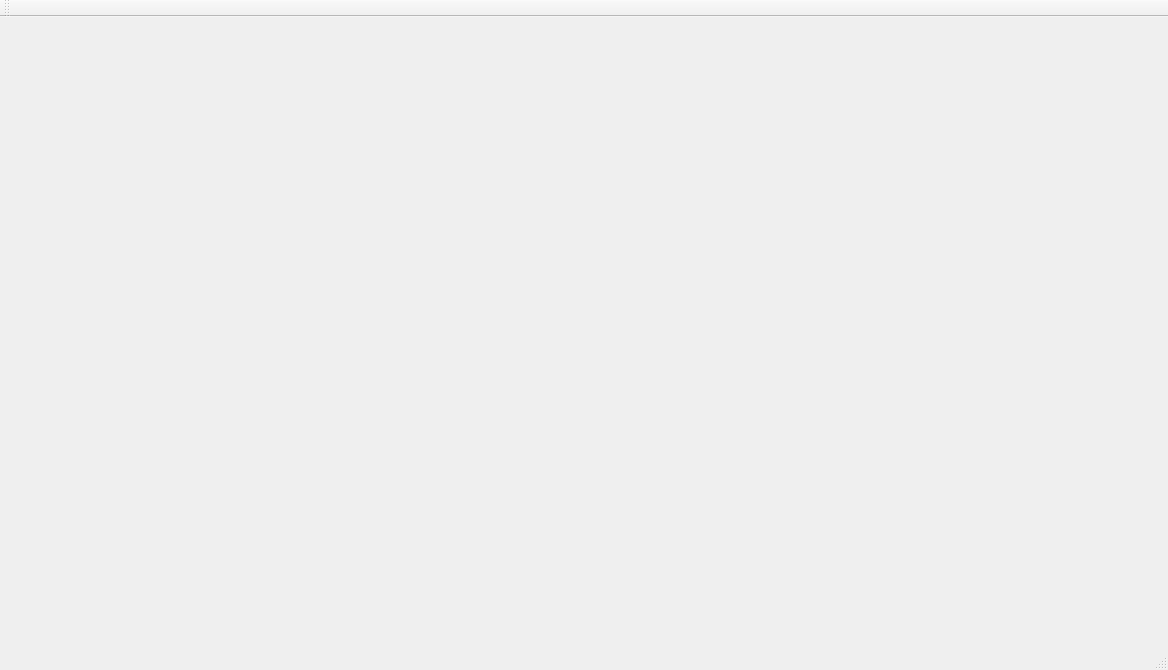
Above: sandbox.ui from azar923/sandboxQt before the change. Below: the same form after it.
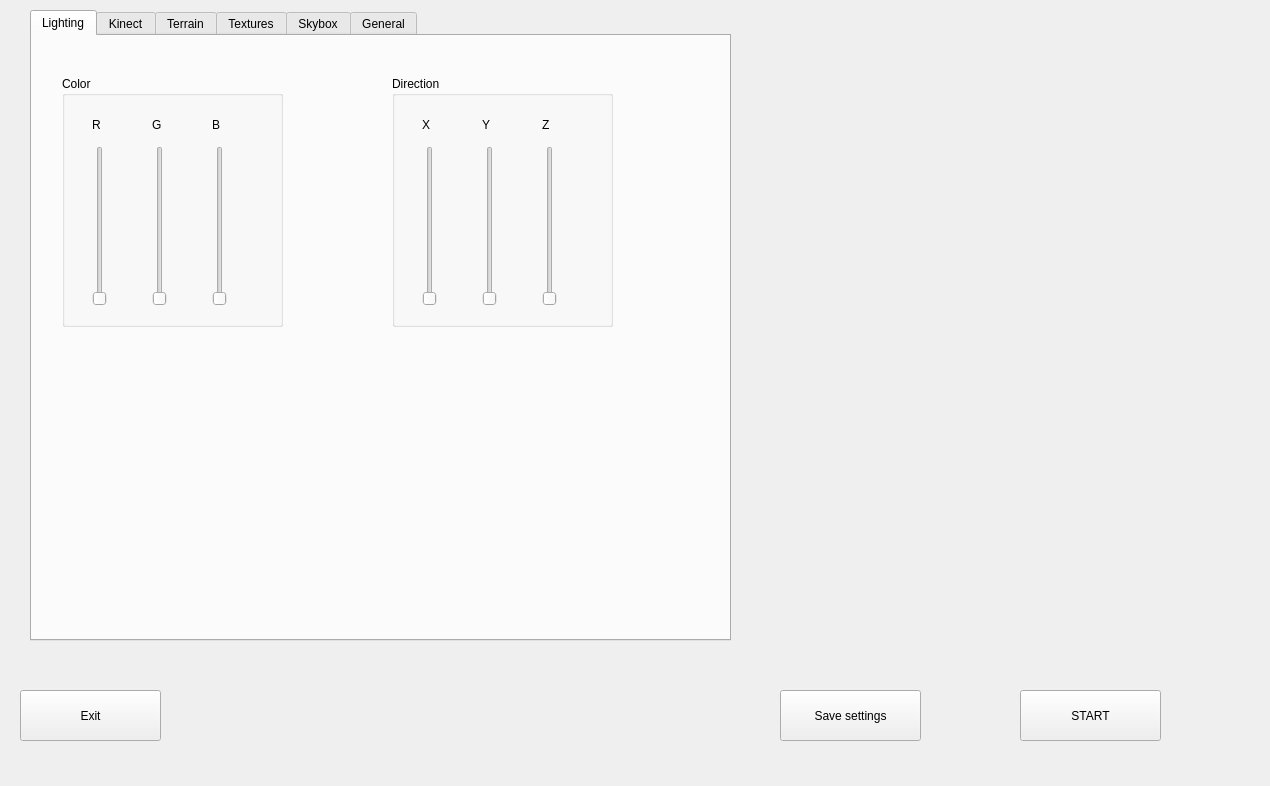
That is the form after the change. The open tabs and pages were chosen to show the change. Custom widgets are drawn as their Qt base class.

```diff
--- a/sandbox.ui
+++ b/sandbox.ui
@@ -6,8 +6,8 @@
    <rect>
     <x>0</x>
     <y>0</y>
-    <width>1168</width>
-    <height>670</height>
+    <width>1270</width>
+    <height>786</height>
    </rect>
   </property>
   <property name="windowTitle">
@@ -17,33 +17,418 @@
    <widget class="SandboxWidget" name="widget" native="true">
     <property name="geometry">
      <rect>
-      <x>390</x>
-      <y>20</y>
-      <width>750</width>
-      <height>500</height>
+      <x>780</x>
+      <y>40</y>
+      <width>380</width>
+      <height>280</height>
      </rect>
     </property>
    </widget>
+   <widget class="QLabel" name="label">
+    <property name="geometry">
+     <rect>
+      <x>780</x>
+      <y>350</y>
+      <width>380</width>
+      <height>280</height>
+     </rect>
+    </property>
+    <property name="autoFillBackground">
+     <bool>true</bool>
+    </property>
+    <property name="text">
+     <string/>
+    </property>
+   </widget>
+   <widget class="QTabWidget" name="tabWidget">
+    <property name="geometry">
+     <rect>
+      <x>30</x>
+      <y>10</y>
+      <width>701</width>
+      <height>631</height>
+     </rect>
+    </property>
+    <property name="currentIndex">
+     <number>1</number>
+    </property>
+    <widget class="QWidget" name="Lighting">
+     <attribute name="title">
+      <string>Lighting</string>
+     </attribute>
+     <widget class="QGroupBox" name="color">
+      <property name="geometry">
+       <rect>
+        <x>30</x>
+        <y>40</y>
+        <width>221</width>
+        <height>251</height>
+       </rect>
+      </property>
+      <property name="title">
+       <string>Color</string>
+      </property>
+      <widget class="QSlider" name="color_R">
+       <property name="geometry">
+        <rect>
+         <x>30</x>
+         <y>70</y>
+         <width>16</width>
+         <height>160</height>
+        </rect>
+       </property>
+       <property name="orientation">
+        <enum>Qt::Vertical</enum>
+       </property>
+      </widget>
+      <widget class="QSlider" name="color_G">
+       <property name="geometry">
+        <rect>
+         <x>90</x>
+         <y>70</y>
+         <width>16</width>
+         <height>160</height>
+        </rect>
+       </property>
+       <property name="orientation">
+        <enum>Qt::Vertical</enum>
+       </property>
+      </widget>
+      <widget class="QSlider" name="color_B">
+       <property name="geometry">
+        <rect>
+         <x>150</x>
+         <y>70</y>
+         <width>16</width>
+         <height>160</height>
+        </rect>
+       </property>
+       <property name="orientation">
+        <enum>Qt::Vertical</enum>
+       </property>
+      </widget>
+      <widget class="QLabel" name="color_label_R">
+       <property name="geometry">
+        <rect>
+         <x>30</x>
+         <y>40</y>
+         <width>16</width>
+         <height>17</height>
+        </rect>
+       </property>
+       <property name="text">
+        <string>R</string>
+       </property>
+      </widget>
+      <widget class="QLabel" name="color_label_G">
+       <property name="geometry">
+        <rect>
+         <x>90</x>
+         <y>40</y>
+         <width>16</width>
+         <height>17</height>
+        </rect>
+       </property>
+       <property name="text">
+        <string>G</string>
+       </property>
+      </widget>
+      <widget class="QLabel" name="color_label_B">
+       <property name="geometry">
+        <rect>
+         <x>150</x>
+         <y>40</y>
+         <width>16</width>
+         <height>17</height>
+        </rect>
+       </property>
+       <property name="text">
+        <string>B</string>
+       </property>
+      </widget>
+     </widget>
+     <widget class="QGroupBox" name="Direction">
+      <property name="geometry">
+       <rect>
+        <x>360</x>
+        <y>40</y>
+        <width>221</width>
+        <height>251</height>
+       </rect>
+      </property>
+      <property name="title">
+       <string>Direction</string>
+      </property>
+      <widget class="QSlider" name="direction_X">
+       <property name="geometry">
+        <rect>
+         <x>30</x>
+         <y>70</y>
+         <width>16</width>
+         <height>160</height>
+        </rect>
+       </property>
+       <property name="orientation">
+        <enum>Qt::Vertical</enum>
+       </property>
+      </widget>
+      <widget class="QSlider" name="direction_Y">
+       <property name="geometry">
+        <rect>
+         <x>90</x>
+         <y>70</y>
+         <width>16</width>
+         <height>160</height>
+        </rect>
+       </property>
+       <property name="orientation">
+        <enum>Qt::Vertical</enum>
+       </property>
+      </widget>
+      <widget class="QSlider" name="direction_Z">
+       <property name="geometry">
+        <rect>
+         <x>150</x>
+         <y>70</y>
+         <width>16</width>
+         <height>160</height>
+        </rect>
+       </property>
+       <property name="orientation">
+        <enum>Qt::Vertical</enum>
+       </property>
+      </widget>
+      <widget class="QLabel" name="direction_label_Y">
+       <property name="geometry">
+        <rect>
+         <x>90</x>
+         <y>40</y>
+         <width>16</width>
+         <height>17</height>
+        </rect>
+       </property>
+       <property name="text">
+        <string>Y</string>
+       </property>
+      </widget>
+      <widget class="QLabel" name="direction_label_Z">
+       <property name="geometry">
+        <rect>
+         <x>150</x>
+         <y>40</y>
+         <width>16</width>
+         <height>17</height>
+        </rect>
+       </property>
+       <property name="text">
+        <string>Z</string>
+       </property>
+      </widget>
+      <widget class="QLabel" name="direction_label_X">
+       <property name="geometry">
+        <rect>
+         <x>30</x>
+         <y>40</y>
+         <width>16</width>
+         <height>17</height>
+        </rect>
+       </property>
+       <property name="text">
+        <string>X</string>
+       </property>
+      </widget>
+     </widget>
+    </widget>
+    <widget class="QWidget" name="Kinect">
+     <attribute name="title">
+      <string>Kinect</string>
+     </attribute>
+     <widget class="QComboBox" name="resolution">
+      <property name="geometry">
+       <rect>
+        <x>160</x>
+        <y>30</y>
+        <width>111</width>
+        <height>25</height>
+       </rect>
+      </property>
+      <item>
+       <property name="text">
+        <string>320x240</string>
+       </property>
+      </item>
+      <item>
+       <property name="text">
+        <string>640x480</string>
+       </property>
+      </item>
+     </widget>
+     <widget class="QLabel" name="resolution_label">
+      <property name="geometry">
+       <rect>
+        <x>20</x>
+        <y>30</y>
+        <width>81</width>
+        <height>17</height>
+       </rect>
+      </property>
+      <property name="text">
+       <string>Resolution</string>
+      </property>
+     </widget>
+     <widget class="QCheckBox" name="mirroring">
+      <property name="geometry">
+       <rect>
+        <x>20</x>
+        <y>90</y>
+        <width>91</width>
+        <height>23</height>
+       </rect>
+      </property>
+      <property name="text">
+       <string>Mirroring</string>
+      </property>
+     </widget>
+     <widget class="QSlider" name="minHeight">
+      <property name="geometry">
+       <rect>
+        <x>160</x>
+        <y>160</y>
+        <width>271</width>
+        <height>16</height>
+       </rect>
+      </property>
+      <property name="orientation">
+       <enum>Qt::Horizontal</enum>
+      </property>
+     </widget>
+     <widget class="QLabel" name="minHeight_label">
+      <property name="geometry">
+       <rect>
+        <x>20</x>
+        <y>160</y>
+        <width>121</width>
+        <height>17</height>
+       </rect>
+      </property>
+      <property name="text">
+       <string>Minimum height</string>
+      </property>
+     </widget>
+     <widget class="QLabel" name="maxHeight_label">
+      <property name="geometry">
+       <rect>
+        <x>20</x>
+        <y>210</y>
+        <width>121</width>
+        <height>17</height>
+       </rect>
+      </property>
+      <property name="text">
+       <string>Maximum height</string>
+      </property>
+     </widget>
+     <widget class="QSlider" name="maxHeight">
+      <property name="geometry">
+       <rect>
+        <x>160</x>
+        <y>210</y>
+        <width>271</width>
+        <height>16</height>
+       </rect>
+      </property>
+      <property name="orientation">
+       <enum>Qt::Horizontal</enum>
+      </property>
+     </widget>
+     <widget class="QLabel" name="minHeightValue">
+      <property name="geometry">
+       <rect>
+        <x>470</x>
+        <y>160</y>
+        <width>61</width>
+        <height>17</height>
+       </rect>
+      </property>
+      <property name="text">
+       <string/>
+      </property>
+     </widget>
+     <widget class="QLabel" name="maxHeightValue">
+      <property name="geometry">
+       <rect>
+        <x>470</x>
+        <y>210</y>
+        <width>61</width>
+        <height>17</height>
+       </rect>
+      </property>
+      <property name="text">
+       <string/>
+      </property>
+     </widget>
+    </widget>
+    <widget class="QWidget" name="Terrain">
+     <attribute name="title">
+      <string>Terrain</string>
+     </attribute>
+    </widget>
+    <widget class="QWidget" name="Textures">
+     <attribute name="title">
+      <string>Textures</string>
+     </attribute>
+    </widget>
+    <widget class="QWidget" name="Skybox">
+     <attribute name="title">
+      <string>Skybox</string>
+     </attribute>
+    </widget>
+    <widget class="QWidget" name="General">
+     <attribute name="title">
+      <string>General</string>
+     </attribute>
+    </widget>
+   </widget>
+   <widget class="QPushButton" name="start">
+    <property name="geometry">
+     <rect>
+      <x>1020</x>
+      <y>690</y>
+      <width>141</width>
+      <height>51</height>
+     </rect>
+    </property>
+    <property name="text">
+     <string>START</string>
+    </property>
+   </widget>
+   <widget class="QPushButton" name="exit">
+    <property name="geometry">
+     <rect>
+      <x>20</x>
+      <y>690</y>
+      <width>141</width>
+      <height>51</height>
+     </rect>
+    </property>
+    <property name="text">
+     <string>Exit</string>
+    </property>
+   </widget>
+   <widget class="QPushButton" name="save">
+    <property name="geometry">
+     <rect>
+      <x>780</x>
+      <y>690</y>
+      <width>141</width>
+      <height>51</height>
+     </rect>
+    </property>
+    <property name="text">
+     <string>Save settings</string>
+    </property>
+   </widget>
   </widget>
-  <widget class="QMenuBar" name="menuBar">
-   <property name="geometry">
-    <rect>
-     <x>0</x>
-     <y>0</y>
-     <width>1168</width>
-     <height>22</height>
-    </rect>
-   </property>
-  </widget>
-  <widget class="QToolBar" name="mainToolBar">
-   <attribute name="toolBarArea">
-    <enum>TopToolBarArea</enum>
-   </attribute>
-   <attribute name="toolBarBreak">
-    <bool>false</bool>
-   </attribute>
-  </widget>
-  <widget class="QStatusBar" name="statusBar"/>
  </widget>
  <layoutdefault spacing="6" margin="11"/>
  <customwidgets>
```
